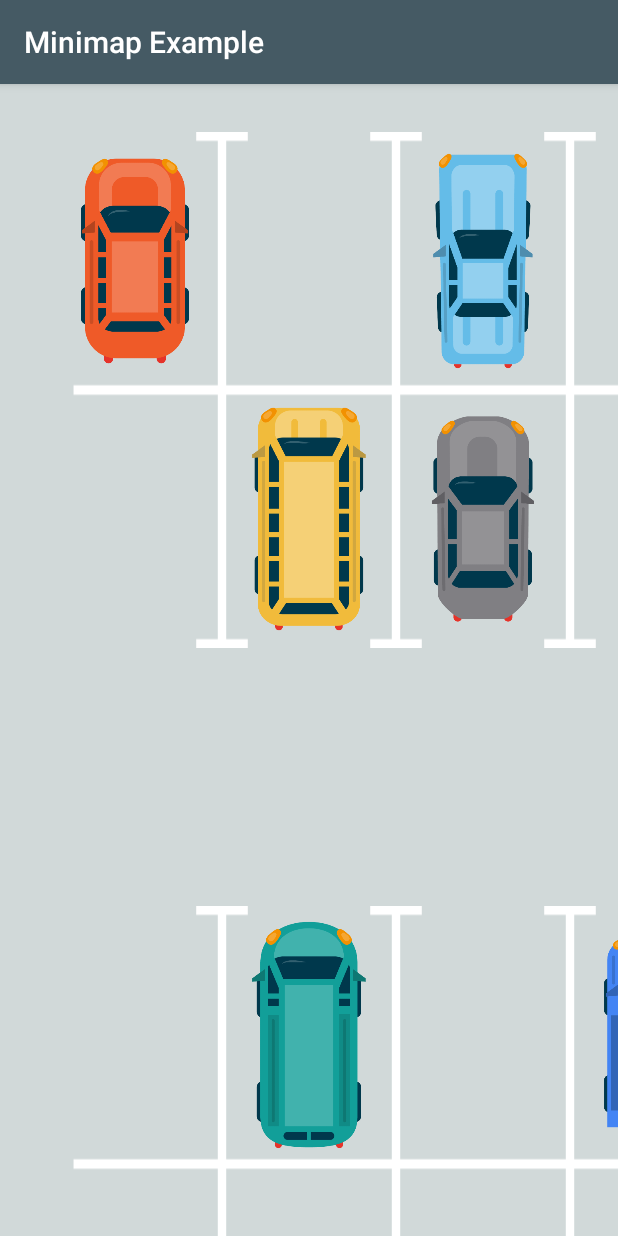
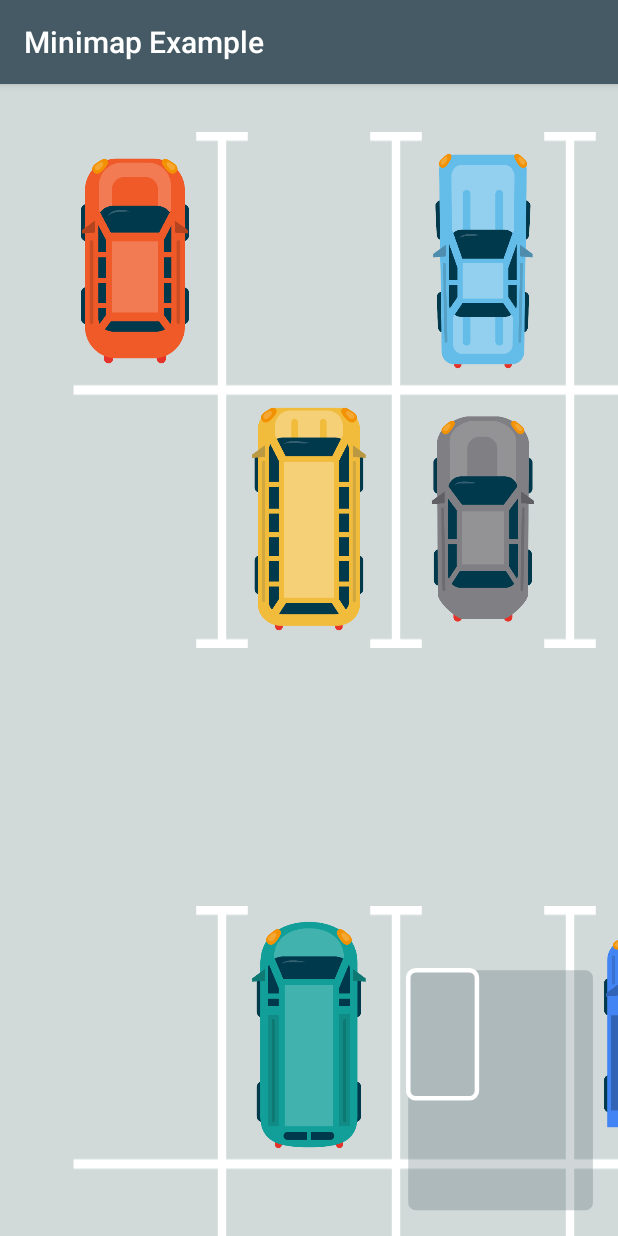
Before and after one commit to acolombo11/minimap-view, an Android app: the screen it shows after launch (MainActivity), on a phone screen of 412 x 824 dp. Run offline under Robolectric (Android 15) with nearby library versions, the light colour scheme and no system bars.

Commit message:
Fully working example

```diff
--- a/app/src/main/java/com/fusaimoe/minimap/example/MainActivity.kt
+++ b/app/src/main/java/com/fusaimoe/minimap/example/MainActivity.kt
@@ -1,6 +1,7 @@
 package com.fusaimoe.minimap.example
 
 import android.os.Bundle
+import android.os.Handler
 import androidx.appcompat.app.AppCompatActivity
 import com.fusaimoe.minimap.MinimapView.Companion.minimap
 import com.fusaimoe.minimap.example.data.Car
@@ -24,6 +25,7 @@
         recyclerView.layoutManager = layoutManager
         recyclerView.adapter = adapter
         recyclerView.minimap = minimapView
+
     }
 
     private fun getExampleParkingLot(): List<List<Parking>> {
--- a/library/src/main/java/com/fusaimoe/minimap/MinimapView.kt
+++ b/library/src/main/java/com/fusaimoe/minimap/MinimapView.kt
@@ -51,16 +51,11 @@
 
     // TODO Do the same for ScrollView
     fun setRecyclerView(recyclerView: RecyclerView) {
-        updateScaleFactor(recyclerView)
-
-        invalidate()
-
-        recyclerView.addScrollListener { dx, dy ->
-            if (isVisible) moveIndicator(dx, dy)
-        }
-
-        recyclerView.addLayoutChangeListener {
-            updateScaleFactor(recyclerView)
+        // Wait for recyclerView to be measured before doing anything with the minimap
+        recyclerView.afterMeasured {
+            updateScaleFactor(this)
+            addScrollListener { dx, dy -> if (isVisible) moveIndicator(dx, dy) }
+            addLayoutChangeListener { updateScaleFactor(this) }
         }
     }
 
@@ -68,25 +63,31 @@
         scrollWidth = recyclerView.computeHorizontalScrollRange().toFloat()
         scrollHeight = recyclerView.computeVerticalScrollRange().toFloat()
 
-        updateVisibility(recyclerView)
+        recyclerView.updateVisibility()
         if (isVisible) {
 
             // Scrollable height might be < than the scrollable width while scrollable width being < than total height of the RecyclerView
-            val biggerWidth = maxOf(scrollWidth, recyclerView.width.toFloat())
-            val biggerHeight = maxOf(scrollHeight, recyclerView.height.toFloat())
+            val biggerWidth =
+                maxOf(scrollWidth, recyclerView.width.toFloat()) + recyclerView.paddingRight + recyclerView.paddingLeft
+            val biggerHeight = maxOf(
+                scrollHeight,
+                recyclerView.height.toFloat()
+            ) + recyclerView.paddingTop + recyclerView.paddingBottom
 
             // So, when calculating scaleFactor, we need the bigger size to fit into the maxSize of the view
             scaleFactor = when {
-                biggerWidth > biggerHeight -> {
-                    biggerWidth / if (totalWidth != 0f) minOf(maxSize, totalWidth) else maxSize
-                }
-                biggerWidth < biggerHeight -> {
-                    biggerHeight / if (totalHeight != 0f) minOf(maxSize, totalHeight) else maxSize
-                }
+                biggerWidth > biggerHeight -> biggerWidth / if (totalWidth != 0f) minOf(
+                    maxSize,
+                    totalWidth
+                ) else maxSize
+                biggerWidth < biggerHeight -> biggerHeight / if (totalHeight != 0f) minOf(
+                    maxSize,
+                    totalHeight
+                ) else maxSize
                 else -> scrollWidth / maxSize
             }
 
-            // TODO Make it possible to choose a desired width or height which stays the same, instead of just one mazSize to stay inside of
+            // TODO Make it possible to choose a maxWidth or maxHeight, instead of just one mazSize to stay inside of
             totalWidth = biggerWidth / scaleFactor
             totalHeight = biggerHeight / scaleFactor
 
@@ -99,9 +100,9 @@
         }
     }
 
-    private fun updateVisibility(recyclerView: RecyclerView) = if (shouldBeVisible(recyclerView)) {
-        visibility = recyclerView.visibility
-        isVisible = recyclerView.visibility == View.VISIBLE
+    private fun View.updateVisibility() = if (this.shouldBeVisible()) {
+        visibility = this.visibility
+        isVisible = this.visibility == View.VISIBLE
         true
     } else {
         visibility = View.GONE
@@ -109,8 +110,7 @@
         false
     }
 
-    private fun shouldBeVisible(recyclerView: RecyclerView?) =
-        recyclerView != null && (scrollWidth > recyclerView.width || scrollHeight > recyclerView.height)
+    private fun View?.shouldBeVisible() = this != null && (scrollWidth > this.width || scrollHeight > this.height)
 
     private fun moveIndicator(dx: Int, dy: Int) = if (scaleFactor != 0f) {
         indicatorX += dx / scaleFactor
--- a/library/src/main/java/com/fusaimoe/minimap/RecyclerViewExtensions.kt
+++ b/library/src/main/java/com/fusaimoe/minimap/RecyclerViewExtensions.kt
@@ -1,5 +1,7 @@
 package com.fusaimoe.minimap
 
+import android.view.View
+import android.view.ViewTreeObserver
 import androidx.recyclerview.widget.RecyclerView
 
 fun RecyclerView.addScrollListener(func: (dx: Int, dy: Int) -> Unit) {
@@ -11,8 +13,19 @@
     })
 }
 
-fun RecyclerView.addLayoutChangeListener(func: () -> Unit) {
+fun <T: View> T.addLayoutChangeListener(func: T.() -> Unit) {
     this.addOnLayoutChangeListener { _, _, _, _, _, _, _, _, _ ->
         func()
     }
 }
+
+inline fun <T: View> T.afterMeasured(crossinline func: T.() -> Unit) {
+    viewTreeObserver.addOnGlobalLayoutListener(object : ViewTreeObserver.OnGlobalLayoutListener {
+        override fun onGlobalLayout() {
+            if (measuredWidth > 0 && measuredHeight > 0) {
+                viewTreeObserver.removeOnGlobalLayoutListener(this)
+                func()
+            }
+        }
+    })
+}
--- a/library/src/main/res/values/colors.xml
+++ b/library/src/main/res/values/colors.xml
@@ -1,5 +1,5 @@
 <?xml version="1.0" encoding="utf-8"?>
 <resources>
-    <color name="colorDefaultIndicator">#000000</color>
-    <color name="colorDefaultBackground">#40eeeeee</color>
+    <color name="colorDefaultIndicator">#fff</color>
+    <color name="colorDefaultBackground">#40455a64</color>
 </resources>
--- a/library/src/main/res/values/dimens.xml
+++ b/library/src/main/res/values/dimens.xml
@@ -1,6 +1,6 @@
 <?xml version="1.0" encoding="utf-8"?>
 <resources>
-    <dimen name="minimap_size">200dp</dimen>
-    <dimen name="minimap_border_width">2dp</dimen>
-    <dimen name="minimap_corner_radius">4dp</dimen>
+    <dimen name="minimap_size">160dp</dimen>
+    <dimen name="minimap_border_width">3dp</dimen>
+    <dimen name="minimap_corner_radius">5dp</dimen>
 </resources>
```
